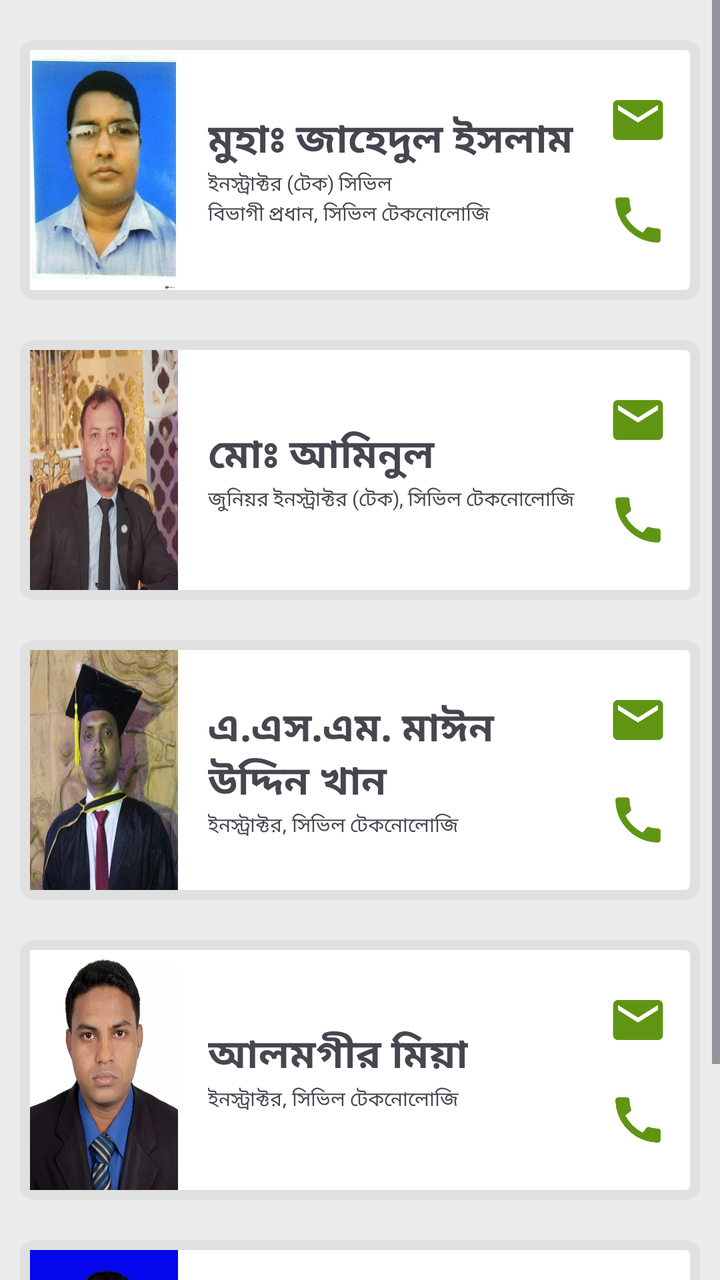
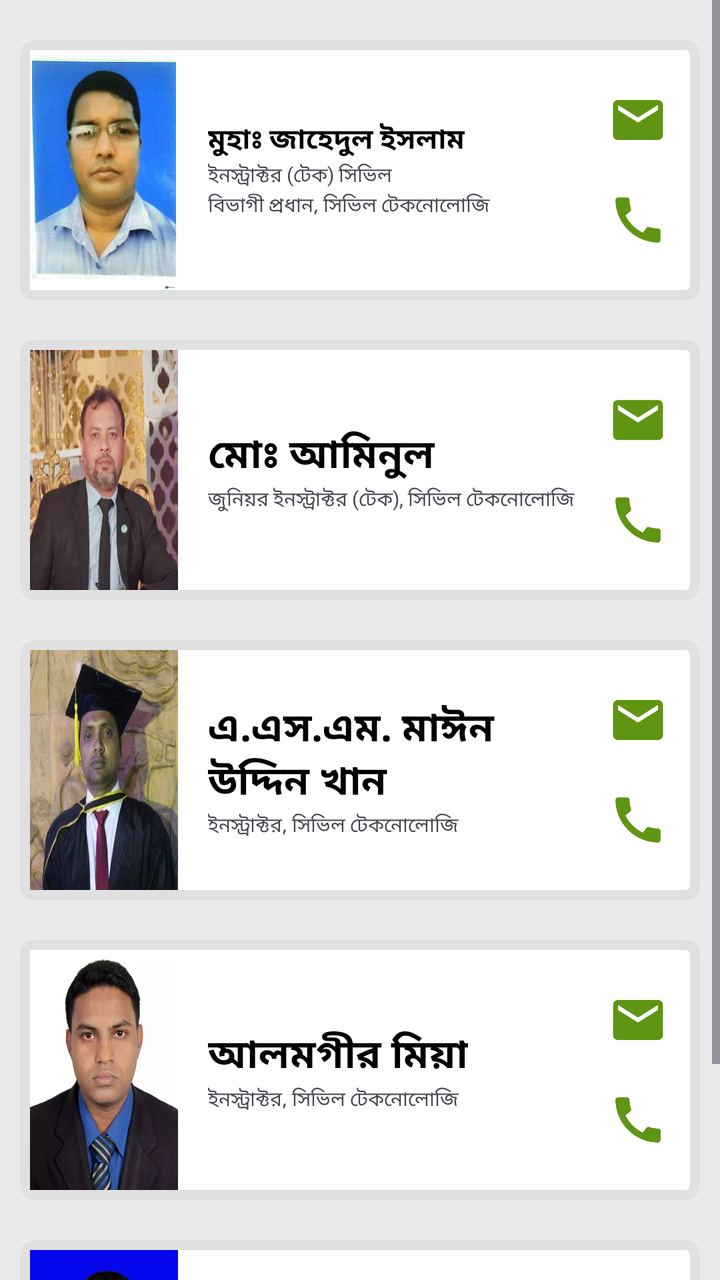

The first picture is an Android layout as it rendered before a commit; the second is the same layout after the commit. The layout source and the unified diff follow.
<!-- AndroidManifest.xml: application theme Theme.CBPI -->
<!-- res/layout/activity_civil_department.xml -->
<?xml version="1.0" encoding="utf-8"?>
<ScrollView xmlns:android="http://schemas.android.com/apk/res/android"
    xmlns:app="http://schemas.android.com/apk/res-auto"
    xmlns:tools="http://schemas.android.com/tools"
    android:layout_width="match_parent"
    android:layout_height="match_parent"
    tools:context=".CivilDepartment"
    android:background="#EAEAEA">
    <LinearLayout
        android:layout_width="match_parent"
        android:layout_height="wrap_content"
        android:orientation="vertical"
        android:padding="10sp">
        <LinearLayout
            android:layout_width="match_parent"
            android:layout_height="wrap_content"
            android:orientation="horizontal"
            android:padding="5sp"
            android:weightSum="100"
            android:background="@drawable/teachercardback"
            android:layout_marginTop="10sp"
            android:layout_marginBottom="10sp">
            <ImageView
                android:layout_width="80sp"
                android:layout_height="120sp"
                android:src="@drawable/jahedsir"
                android:layout_weight="20"
                android:scaleType="fitXY"/>
            <LinearLayout
                android:layout_width="220sp"
                android:layout_height="wrap_content"
                android:orientation="vertical"
                android:layout_weight="50"
                android:layout_gravity="center"
                android:paddingLeft="15sp">
                <TextView
                    android:layout_width="wrap_content"
                    android:layout_height="wrap_content"
                    android:text="মুহাঃ জাহেদুল ইসলাম"
                    android:textStyle="bold"
                    android:textSize="20sp"/>
                <TextView
                    android:layout_width="wrap_content"
                    android:layout_height="wrap_content"
                    android:text="ইনস্ট্রাক্টর (টেক) সিভিল"
                    android:textSize="10sp"/>
                <TextView
                    android:layout_width="wrap_content"
                    android:layout_height="wrap_content"
                    android:text="বিভাগী প্রধান, সিভিল টেকনোলোজি"
                    android:textSize="10sp"/>
            </LinearLayout>
            <LinearLayout
                android:layout_width="wrap_content"
                android:layout_height="wrap_content"
                android:orientation="vertical"
                android:layout_weight="30"
                android:layout_gravity="center"
                android:paddingRight="10sp">
                <ImageView
                    android:id="@+id/civilMail1"
                    android:layout_width="30sp"
                    android:layout_height="30sp"
                    android:src="@drawable/baseline_email_24"
                    android:layout_margin="10sp"/>
                <ImageView
                    android:id="@+id/civilCall1"
                    android:layout_width="30sp"
                    android:layout_height="30sp"
                    android:src="@drawable/baseline_call_24"
                    android:layout_margin="10sp"/>
            </LinearLayout>
        </LinearLayout>
        <LinearLayout
            android:layout_width="match_parent"
            android:layout_height="wrap_content"
            android:orientation="horizontal"
            android:padding="5sp"
            android:weightSum="100"
            android:background="@drawable/teachercardback"
            android:layout_marginTop="10sp"
            android:layout_marginBottom="10sp">
            <ImageView
                android:layout_width="80sp"
                android:layout_height="120sp"
                android:src="@drawable/aminulsir"
                android:layout_weight="20"
                android:scaleType="fitXY"/>
            <LinearLayout
                android:layout_width="220sp"
                android:layout_height="wrap_content"
                android:orientation="vertical"
                android:layout_weight="50"
                android:layout_gravity="center"
                android:paddingLeft="15sp">
                <TextView
                    android:layout_width="wrap_content"
                    android:layout_height="wrap_content"
                    android:text="মোঃ আমিনুল"
                    android:textStyle="bold"
                    android:textSize="20sp"/>
                <TextView
                    android:layout_width="wrap_content"
                    android:layout_height="wrap_content"
                    android:text="জুনিয়র ইনস্ট্রাক্টর (টেক), সিভিল টেকনোলোজি"
                    android:textSize="10sp"/>

            </LinearLayout>
            <LinearLayout
                android:layout_width="wrap_content"
                android:layout_height="wrap_content"
                android:orientation="vertical"
                android:layout_weight="30"
                android:layout_gravity="center"
                android:paddingRight="10sp">
                <ImageView
                    android:id="@+id/civilMail2"
                    android:layout_width="30sp"
                    android:layout_height="30sp"
                    android:src="@drawable/baseline_email_24"
                    android:layout_margin="10sp"/>
                <ImageView
                    android:id="@+id/civilCall2"
                    android:layout_width="30sp"
                    android:layout_height="30sp"
                    android:src="@drawable/baseline_call_24"
                    android:layout_margin="10sp"/>
            </LinearLayout>
        </LinearLayout>
        <LinearLayout
            android:layout_width="match_parent"
            android:layout_height="wrap_content"
            android:orientation="horizontal"
            android:padding="5sp"
            android:weightSum="100"
            android:background="@drawable/teachercardback"
            android:layout_marginTop="10sp"
            android:layout_marginBottom="10sp">
            <ImageView
                android:layout_width="80sp"
                android:layout_height="120sp"
                android:src="@drawable/mainsir"
                android:layout_weight="20"
                android:scaleType="fitXY"/>
            <LinearLayout
                android:layout_width="220sp"
                android:layout_height="wrap_content"
                android:orientation="vertical"
                android:layout_weight="50"
                android:layout_gravity="center"
                android:paddingLeft="15sp">
                <TextView
                    android:layout_width="wrap_content"
                    android:layout_height="wrap_content"
                    android:text="এ.এস.এম. মাঈন উদ্দিন খান"
                    android:textStyle="bold"
                    android:textSize="20sp"/>
                <TextView
                    android:layout_width="wrap_content"
                    android:layout_height="wrap_content"
                    android:text="ইনস্ট্রাক্টর, সিভিল টেকনোলোজি"
                    android:textSize="10sp"/>
            </LinearLayout>
            <LinearLayout
                android:layout_width="wrap_content"
                android:layout_height="wrap_content"
                android:orientation="vertical"
                android:layout_weight="30"
                android:layout_gravity="center"
                android:paddingRight="10sp">
                <ImageView
                    android:id="@+id/civilMail3"
                    android:layout_width="30sp"
                    android:layout_height="30sp"
                    android:src="@drawable/baseline_email_24"
                    android:layout_margin="10sp"/>
                <ImageView
                    android:id="@+id/civilCall3"
                    android:layout_width="30sp"
                    android:layout_height="30sp"
                    android:src="@drawable/baseline_call_24"
                    android:layout_margin="10sp"/>
            </LinearLayout>
        </LinearLayout>
        <LinearLayout
            android:layout_width="match_parent"
            android:layout_height="wrap_content"
            android:orientation="horizontal"
            android:padding="5sp"
            android:weightSum="100"
            android:background="@drawable/teachercardback"
            android:layout_marginTop="10sp"
            android:layout_marginBottom="10sp">
            <ImageView
                android:layout_width="80sp"
                android:layout_height="120sp"
                android:src="@drawable/alomgirsir"
                android:layout_weight="20"
                android:scaleType="fitXY"/>
            <LinearLayout
                android:layout_width="220sp"
                android:layout_height="wrap_content"
                android:orientation="vertical"
                android:layout_weight="50"
                android:layout_gravity="center"
                android:paddingLeft="15sp">
                <TextView
                    android:layout_width="wrap_content"
                    android:layout_height="wrap_content"
                    android:text="আলমগীর মিয়া"
                    android:textStyle="bold"
                    android:textSize="20sp"/>
                <TextView
                    android:layout_width="wrap_content"
                    android:layout_height="wrap_content"
                    android:text="ইনস্ট্রাক্টর, সিভিল টেকনোলোজি"
                    android:textSize="10sp"/>
            </LinearLayout>
            <LinearLayout
                android:layout_width="wrap_content"
                android:layout_height="wrap_content"
                android:orientation="vertical"
                android:layout_weight="30"
                android:layout_gravity="center"
                android:paddingRight="10sp">
                <ImageView
                    android:id="@+id/civilMail4"
                    android:layout_width="30sp"
                    android:layout_height="30sp"
                    android:src="@drawable/baseline_email_24"
                    android:layout_margin="10sp"/>
                <ImageView
                    android:id="@+id/civilCall4"
                    android:layout_width="30sp"
                    android:layout_height="30sp"
                    android:src="@drawable/baseline_call_24"
                    android:layout_margin="10sp"/>
            </LinearLayout>
        </LinearLayout>
        <LinearLayout
            android:layout_width="match_parent"
            android:layout_height="wrap_content"
            android:orientation="horizontal"
            android:padding="5sp"
            android:weightSum="100"
            android:background="@drawable/teachercardback"
            android:layout_marginTop="10sp"
            android:layout_marginBottom="10sp">
            <ImageView
                android:layout_width="80sp"
                android:layout_height="120sp"
                android:src="@drawable/faizulsir"
                android:layout_weight="20"
                android:scaleType="fitXY"/>
            <LinearLayout
                android:layout_width="220sp"
                android:layout_height="wrap_content"
                android:orientation="vertical"
                android:layout_weight="50"
                android:layout_gravity="center"
                android:paddingLeft="15sp">
                <TextView
                    android:layout_width="wrap_content"
                    android:layout_height="wrap_content"
                    android:text="মোঃ ফাইজুল ইসলাম"
                    android:textStyle="bold"
                    android:textSize="20sp"/>
                <TextView
                    android:layout_width="wrap_content"
                    android:layout_height="wrap_content"
                    android:text="ইনস্ট্রাক্টর, সিভিল টেকনোলোজি"
                    android:textSize="10sp"/>
            </LinearLayout>
            <LinearLayout
                android:layout_width="wrap_content"
                android:layout_height="wrap_content"
                android:orientation="vertical"
                android:layout_weight="30"
                android:layout_gravity="center"
                android:paddingRight="10sp">
                <ImageView
                    android:id="@+id/civilMail5"
                    android:layout_width="30sp"
                    android:layout_height="30sp"
                    android:src="@drawable/baseline_email_24"
                    android:layout_margin="10sp"/>
                <ImageView
                    android:id="@+id/civilCall5"
                    android:layout_width="30sp"
                    android:layout_height="30sp"
                    android:src="@drawable/baseline_call_24"
                    android:layout_margin="10sp"/>
            </LinearLayout>
        </LinearLayout>

    </LinearLayout>

</ScrollView>
<!-- resources referenced by this layout -->
<resources>
  <!-- drawable alomgirsir: webp bitmap (drawable, 12068 bytes) -->
  <!-- drawable aminulsir: webp bitmap (drawable, 30042 bytes) -->
  <!-- drawable baseline_call_24 (drawable) -->
  <vector android:height="24dp" android:tint="#609513"
      android:viewportHeight="24" android:viewportWidth="24"
      android:width="24dp" xmlns:android="http://schemas.android.com/apk/res/android">
      <path android:fillColor="@android:color/white" android:pathData="M20.01,15.38c-1.23,0 -2.42,-0.2 -3.53,-0.56 -0.35,-0.12 -0.74,-0.03 -1.01,0.24l-1.57,1.97c-2.83,-1.35 -5.48,-3.9 -6.89,-6.83l1.95,-1.66c0.27,-0.28 0.35,-0.67 0.24,-1.02 -0.37,-1.11 -0.56,-2.3 -0.56,-3.53 0,-0.54 -0.45,-0.99 -0.99,-0.99H4.19C3.65,3 3,3.24 3,3.99 3,13.28 10.73,21 20.01,21c0.71,0 0.99,-0.63 0.99,-1.18v-3.45c0,-0.54 -0.45,-0.99 -0.99,-0.99z"/>
  </vector>
  <!-- drawable baseline_email_24 (drawable) -->
  <vector android:height="24dp" android:tint="#609513"
      android:viewportHeight="24" android:viewportWidth="24"
      android:width="24dp" xmlns:android="http://schemas.android.com/apk/res/android">
      <path android:fillColor="@android:color/white" android:pathData="M20,4L4,4c-1.1,0 -1.99,0.9 -1.99,2L2,18c0,1.1 0.9,2 2,2h16c1.1,0 2,-0.9 2,-2L22,6c0,-1.1 -0.9,-2 -2,-2zM20,8l-8,5 -8,-5L4,6l8,5 8,-5v2z"/>
  </vector>
  <!-- drawable faizulsir: webp bitmap (drawable, 9674 bytes) -->
  <!-- drawable jahedsir: webp bitmap (drawable, 96964 bytes) -->
  <!-- drawable mainsir: webp bitmap (drawable, 24476 bytes) -->
  <!-- drawable teachercardback (drawable) -->
  <?xml version="1.0" encoding="utf-8"?>
  <shape xmlns:android="http://schemas.android.com/apk/res/android">
      <solid android:color="@color/white"/>
      <corners android:radius="5sp"/>
      <stroke android:color="#E0E0E0"/>
      <stroke android:width="5sp"/>
  </shape>
  <style name="Theme.CBPI" parent="Base.Theme.CBPI" />
  <color name="white">#FFFFFFFF</color>
  <style name="Base.Theme.CBPI" parent="Theme.Material3.DayNight">
          <item name="android:statusBarColor">@color/Green</item>
          <item name="titleTextColor">@color/white</item>
          <item name="actionOverflowButtonStyle">@style/Threedots</item>
          
          
          <item name="android:windowAnimationStyle">@style/CustomActivityAnimation</item>
      </style>
  <color name="Green">#609513</color>
  <style name="Threedots" parent="Widget.AppCompat.ActionButton.Overflow">
          <item name="tint">@color/white</item>
      </style>
  <style name="CustomActivityAnimation" parent="@android:style/Animation.Activity">
          <item name="android:activityOpenEnterAnimation">@anim/slide_in_right</item>
          <item name="android:activityOpenExitAnimation">@anim/slide_out_left</item>
          <item name="android:activityCloseEnterAnimation">@anim/slide_in_left</item>
          <item name="android:activityCloseExitAnimation">@anim/slide_out_right</item>
      </style>
</resources>

<!-- the commit's change to res/layout/activity_civil_department.xml (unified diff, before → after) -->
@@ -5,7 +5,7 @@
     android:layout_width="match_parent"
     android:layout_height="match_parent"
     tools:context=".CivilDepartment"
-    android:background="#EAEAEA">
+    style="@style/GrayBg">
     <LinearLayout
         android:layout_width="match_parent"
         android:layout_height="wrap_content"
@@ -17,7 +17,7 @@
             android:orientation="horizontal"
             android:padding="5sp"
             android:weightSum="100"
-            android:background="@drawable/teachercardback"
+            style="@style/TeacherCardBack"
             android:layout_marginTop="10sp"
             android:layout_marginBottom="10sp">
             <ImageView
@@ -38,7 +38,7 @@
                     android:layout_height="wrap_content"
                     android:text="মুহাঃ জাহেদুল ইসলাম"
                     android:textStyle="bold"
-                    android:textSize="20sp"/>
+                    style="@style/Text"/>
                 <TextView
                     android:layout_width="wrap_content"
                     android:layout_height="wrap_content"
@@ -77,7 +77,7 @@
             android:orientation="horizontal"
             android:padding="5sp"
             android:weightSum="100"
-            android:background="@drawable/teachercardback"
+            style="@style/TeacherCardBack"
             android:layout_marginTop="10sp"
             android:layout_marginBottom="10sp">
             <ImageView
@@ -98,7 +98,8 @@
                     android:layout_height="wrap_content"
                     android:text="মোঃ আমিনুল"
                     android:textStyle="bold"
-                    android:textSize="20sp"/>
+                    android:textSize="20sp"
+style="@style/Text"/>
                 <TextView
                     android:layout_width="wrap_content"
                     android:layout_height="wrap_content"
@@ -133,7 +134,7 @@
             android:orientation="horizontal"
             android:padding="5sp"
             android:weightSum="100"
-            android:background="@drawable/teachercardback"
+            style="@style/TeacherCardBack"
             android:layout_marginTop="10sp"
             android:layout_marginBottom="10sp">
             <ImageView
@@ -154,7 +155,8 @@
                     android:layout_height="wrap_content"
                     android:text="এ.এস.এম. মাঈন উদ্দিন খান"
                     android:textStyle="bold"
-                    android:textSize="20sp"/>
+                    android:textSize="20sp"
+style="@style/Text"/>
                 <TextView
                     android:layout_width="wrap_content"
                     android:layout_height="wrap_content"
@@ -188,7 +190,7 @@
             android:orientation="horizontal"
             android:padding="5sp"
             android:weightSum="100"
-            android:background="@drawable/teachercardback"
+            style="@style/TeacherCardBack"
             android:layout_marginTop="10sp"
             android:layout_marginBottom="10sp">
             <ImageView
@@ -209,7 +211,8 @@
                     android:layout_height="wrap_content"
                     android:text="আলমগীর মিয়া"
                     android:textStyle="bold"
-                    android:textSize="20sp"/>
+                    android:textSize="20sp"
+style="@style/Text"/>
                 <TextView
                     android:layout_width="wrap_content"
                     android:layout_height="wrap_content"
@@ -243,7 +246,7 @@
             android:orientation="horizontal"
             android:padding="5sp"
             android:weightSum="100"
-            android:background="@drawable/teachercardback"
+            style="@style/TeacherCardBack"
             android:layout_marginTop="10sp"
             android:layout_marginBottom="10sp">
             <ImageView
@@ -264,7 +267,8 @@
                     android:layout_height="wrap_content"
                     android:text="মোঃ ফাইজুল ইসলাম"
                     android:textStyle="bold"
-                    android:textSize="20sp"/>
+                    android:textSize="20sp"
+style="@style/Text"/>
                 <TextView
                     android:layout_width="wrap_content"
                     android:layout_height="wrap_content"
<!-- resource entries referenced after the edit -->
@@ -17,6 +17,15 @@
   <!-- drawable faizulsir: webp bitmap (drawable, 9674 bytes) -->
   <!-- drawable jahedsir: webp bitmap (drawable, 96964 bytes) -->
   <!-- drawable mainsir: webp bitmap (drawable, 24476 bytes) -->
+  <style name="GrayBg">
+          <item name="android:background">#EAEAEA</item>
+      </style>
+  <style name="TeacherCardBack">
+          <item name="android:background">@drawable/teachercardback</item>
+      </style>
+  <style name="Text">
+          <item name="android:textColor">@color/black</item>
+      </style>
   <!-- drawable teachercardback (drawable) -->
   <?xml version="1.0" encoding="utf-8"?>
   <shape xmlns:android="http://schemas.android.com/apk/res/android">
@@ -25,6 +34,7 @@
       <stroke android:color="#E0E0E0"/>
       <stroke android:width="5sp"/>
   </shape>
+  <color name="black">#FF000000</color>
   <style name="Theme.CBPI" parent="Base.Theme.CBPI" />
   <color name="white">#FFFFFFFF</color>
   <style name="Base.Theme.CBPI" parent="Theme.Material3.DayNight">
